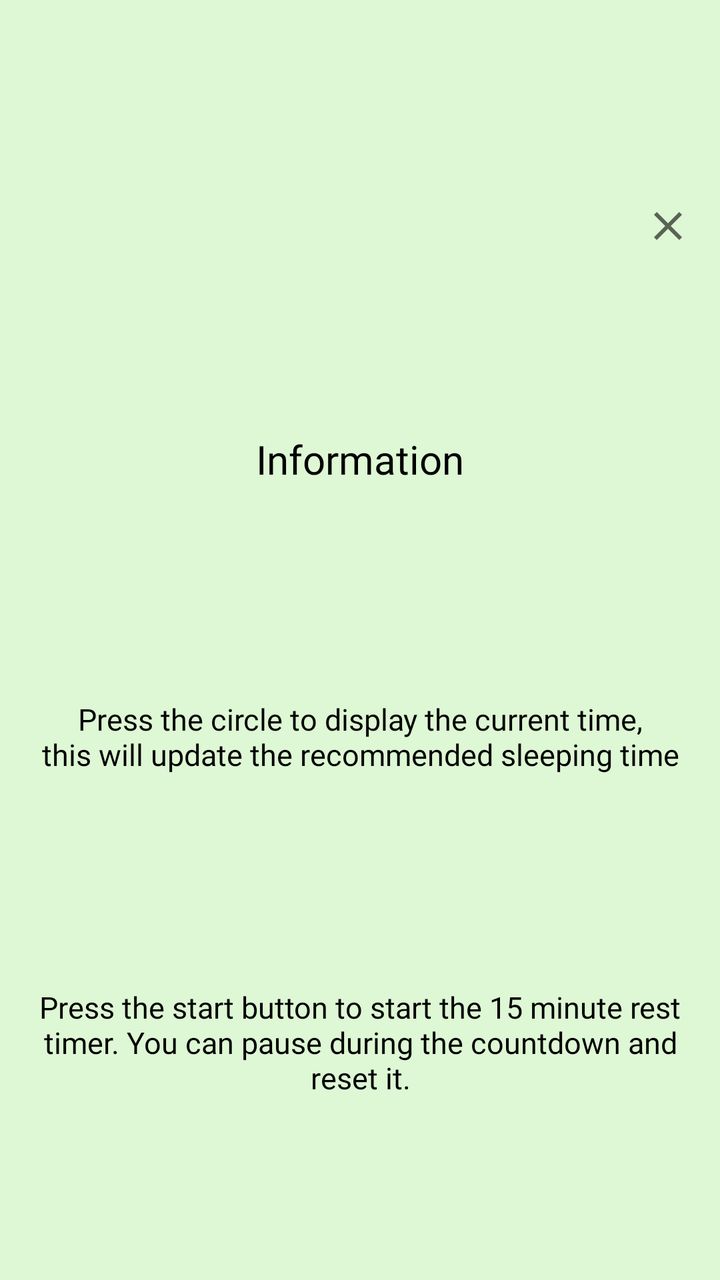
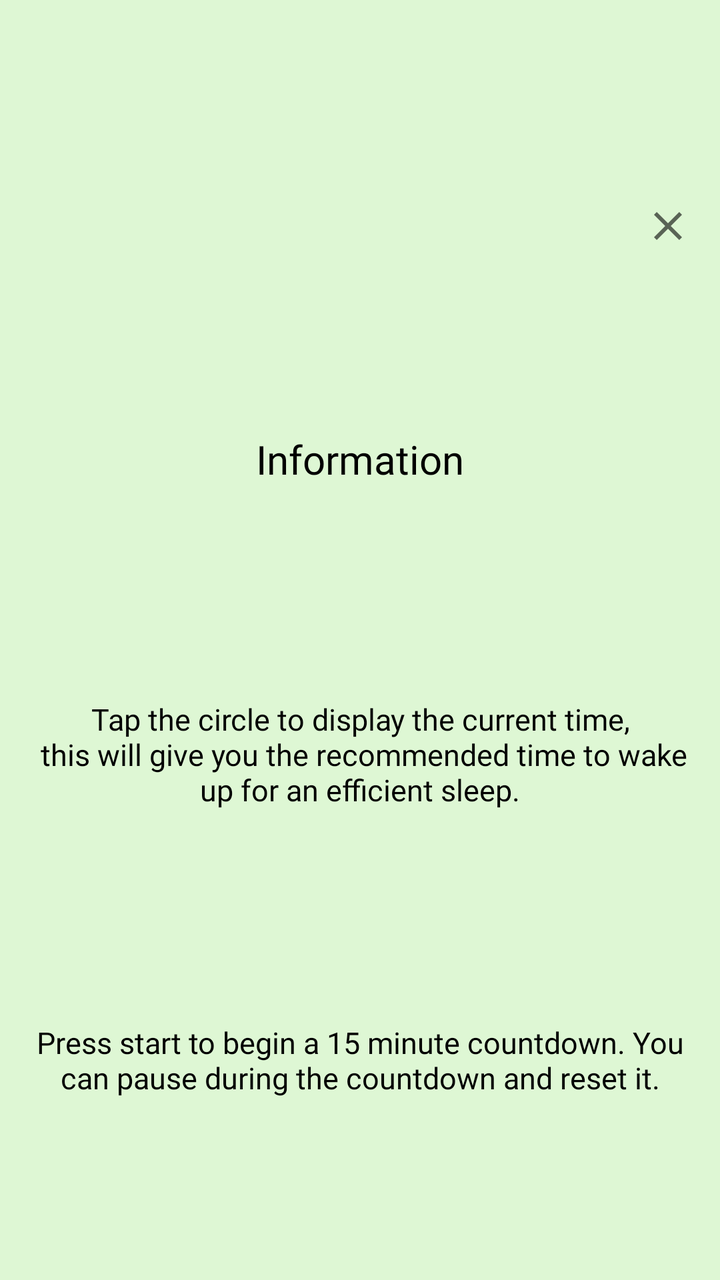

Compare the two renders of this Android layout. The source of the first and the diff that turns it into the second are given below.
<!-- AndroidManifest.xml: application theme Theme.Silva -->
<!-- res/layout/activity_pop_up_sleep.xml -->
<?xml version="1.0" encoding="utf-8"?>
<androidx.constraintlayout.widget.ConstraintLayout xmlns:android="http://schemas.android.com/apk/res/android"
    xmlns:app="http://schemas.android.com/apk/res-auto"
    xmlns:tools="http://schemas.android.com/tools"
    android:layout_width="match_parent"
    android:layout_height="wrap_content"
    android:layout_marginTop="5dp"
    android:layout_gravity="center"
    android:layout_marginBottom="20dp"
    android:background="#DEF7D4"
    tools:context=".Pop_up_sleepActivity">

    <ImageView
        android:id="@+id/close_popup"
        android:layout_width="wrap_content"
        android:layout_height="wrap_content"
        android:layout_marginTop="10dp"
        android:src="@drawable/closeimg"
        app:layout_constraintBottom_toTopOf="@id/popup_info_title"
        app:layout_constraintEnd_toEndOf="parent"
        app:layout_constraintHorizontal_bias="0.958"
        app:layout_constraintStart_toStartOf="parent"
        app:layout_constraintTop_toTopOf="parent"
        app:layout_constraintVertical_bias="1" />

    <TextView
        android:id="@+id/popup_info_title"
        android:layout_width="match_parent"
        android:layout_height="wrap_content"
        android:text="Information"
        android:fontFamily="@font/nexa_bold"
        android:textColor="@color/black"
        android:textAlignment="center"
        android:textSize="20sp"
        app:layout_constraintBottom_toTopOf="@id/popup_info_des"
        app:layout_constraintEnd_toEndOf="parent"
        app:layout_constraintStart_toStartOf="parent"
        app:layout_constraintTop_toBottomOf="@id/close_popup" />

    <TextView
        android:id="@+id/popup_info_des"
        android:layout_width="match_parent"
        android:layout_height="wrap_content"
        android:layout_marginTop="15dp"
        android:layout_marginRight="10dp"
        android:layout_marginLeft="10dp"
        android:textAlignment="center"
        android:fontFamily="@font/nexa_bold"
        android:textColor="@color/black"
        android:text="Press the circle to display the current time,\n this will update the recommended sleeping time "
        android:textSize="15sp"
        app:layout_constraintBottom_toTopOf="@+id/popup_info_2"
        app:layout_constraintEnd_toEndOf="parent"
        app:layout_constraintStart_toStartOf="parent"
        app:layout_constraintTop_toBottomOf="@id/popup_info_title">
    </TextView>

    <TextView
        android:id="@+id/popup_info_2"
        android:layout_width="match_parent"
        android:layout_height="wrap_content"
        android:layout_marginLeft="10dp"
        android:layout_marginTop="15dp"
        android:layout_marginRight="10dp"
        android:text="Press the start button to start the 15 minute rest timer. You can pause during the countdown and reset it."
        android:textAlignment="center"
        android:textSize="15sp"
        android:fontFamily="@font/nexa_bold"
        android:textColor="@color/black"
        app:layout_constraintBottom_toBottomOf="parent"
        app:layout_constraintEnd_toEndOf="parent"
        app:layout_constraintStart_toStartOf="parent"
        app:layout_constraintTop_toBottomOf="@id/popup_info_des">

    </TextView>


</androidx.constraintlayout.widget.ConstraintLayout>
<!-- resources referenced by this layout -->
<resources>
  <color name="black">#FF000000</color>
  <!-- drawable closeimg (drawable) -->
  <vector xmlns:android="http://schemas.android.com/apk/res/android"
      android:width="24dp"
      android:height="24dp"
      android:viewportWidth="24"
      android:viewportHeight="24"
      android:tint="?attr/colorControlNormal">
    <path
        android:fillColor="@android:color/white"
        android:pathData="M19,6.41L17.59,5 12,10.59 6.41,5 5,6.41 10.59,12 5,17.59 6.41,19 12,13.41 17.59,19 19,17.59 13.41,12z"/>
  </vector>
  <style name="Theme.Silva" parent="Theme.MaterialComponents.DayNight.DarkActionBar">
          
          <item name="colorPrimary">#009060</item>
          <item name="colorPrimaryVariant">#009060</item>
          <item name="colorOnPrimary">@color/black</item>
          
          <item name="colorSecondary">@color/teal_200</item>
          <item name="colorSecondaryVariant">@color/teal_700</item>
          <item name="colorOnSecondary">@color/black</item>
          
          <item name="android:statusBarColor" tools:targetApi="l">?attr/colorPrimaryVariant</item>
          
      </style>
  <color name="teal_200">#FF03DAC5</color>
  <color name="teal_700">#FF018786</color>
</resources>

<!-- the commit's change to res/layout/activity_pop_up_sleep.xml (unified diff, before → after) -->
@@ -47,7 +47,7 @@
         android:textAlignment="center"
         android:fontFamily="@font/nexa_bold"
         android:textColor="@color/black"
-        android:text="Press the circle to display the current time,\n this will update the recommended sleeping time "
+        android:text="Tap the circle to display the current time,\n this will give you the recommended time to wake up for an efficient sleep."
         android:textSize="15sp"
         app:layout_constraintBottom_toTopOf="@+id/popup_info_2"
         app:layout_constraintEnd_toEndOf="parent"
@@ -62,7 +62,7 @@
         android:layout_marginLeft="10dp"
         android:layout_marginTop="15dp"
         android:layout_marginRight="10dp"
-        android:text="Press the start button to start the 15 minute rest timer. You can pause during the countdown and reset it."
+        android:text="Press start to begin a 15 minute countdown. You can pause during the countdown and reset it."
         android:textAlignment="center"
         android:textSize="15sp"
         android:fontFamily="@font/nexa_bold"
